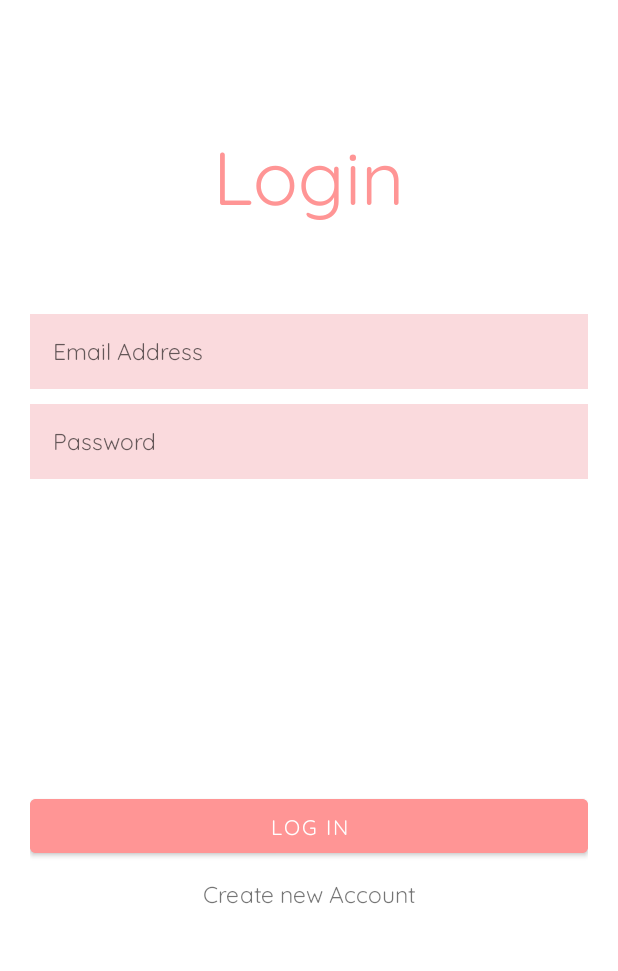
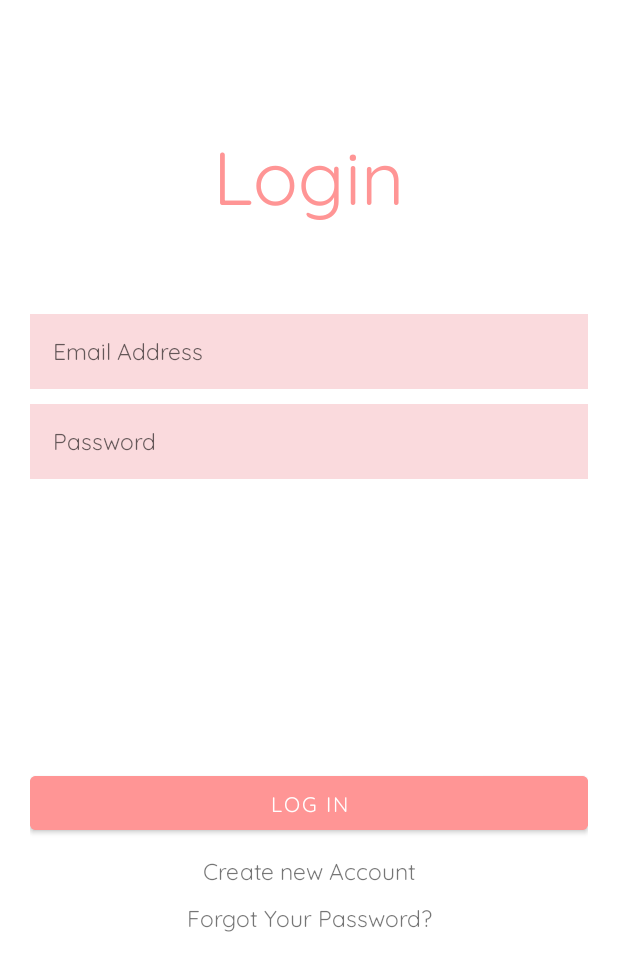
Before and after one commit to weenleen/TamaGoDoWork, an Android app: the LoginAct screen opened directly, with no data from a screen before it, on a phone screen of 412 x 824 dp. Shown: the top 971 px of the screen. Run offline under Robolectric (Android 15) with nearby library versions, the phone set to English and light mode, and no system bars; our stand-ins replace Firebase (no records; nobody signed in at launch, a user with empty details on screens opened directly).

Commit message:
Added reset password functionality

```diff
--- a/app/src/main/res/layout/activity_login.xml
+++ b/app/src/main/res/layout/activity_login.xml
@@ -67,6 +67,16 @@
             android:id="@+id/register_link" >
         </TextView>
 
+        <TextView
+            android:layout_width="match_parent"
+            android:layout_height="wrap_content"
+            android:text="Forgot Your Password?"
+            android:layout_marginTop="10dp"
+            android:textSize="15sp"
+            android:textAlignment="center"
+            android:id="@+id/reset_link" >
+        </TextView>
+
     </LinearLayout>
 
 </LinearLayout>
```
Also changed, not shown: app/src/main/java/com/example/tamagodowork/LoginAct.java (+47 -1 lines).
